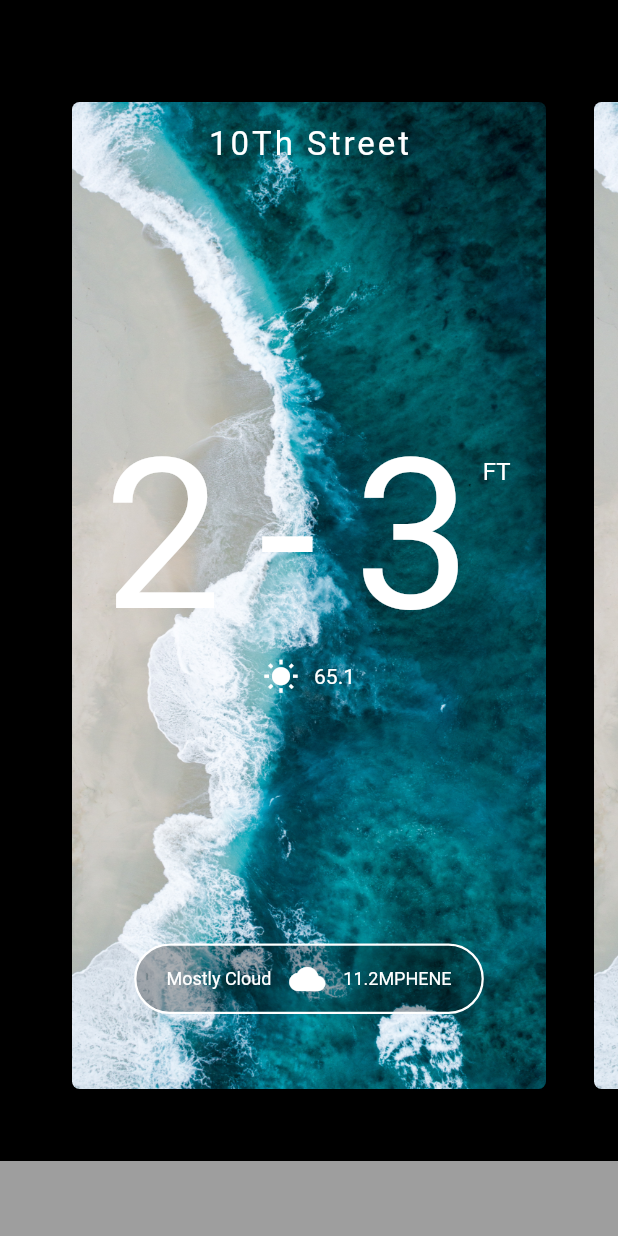
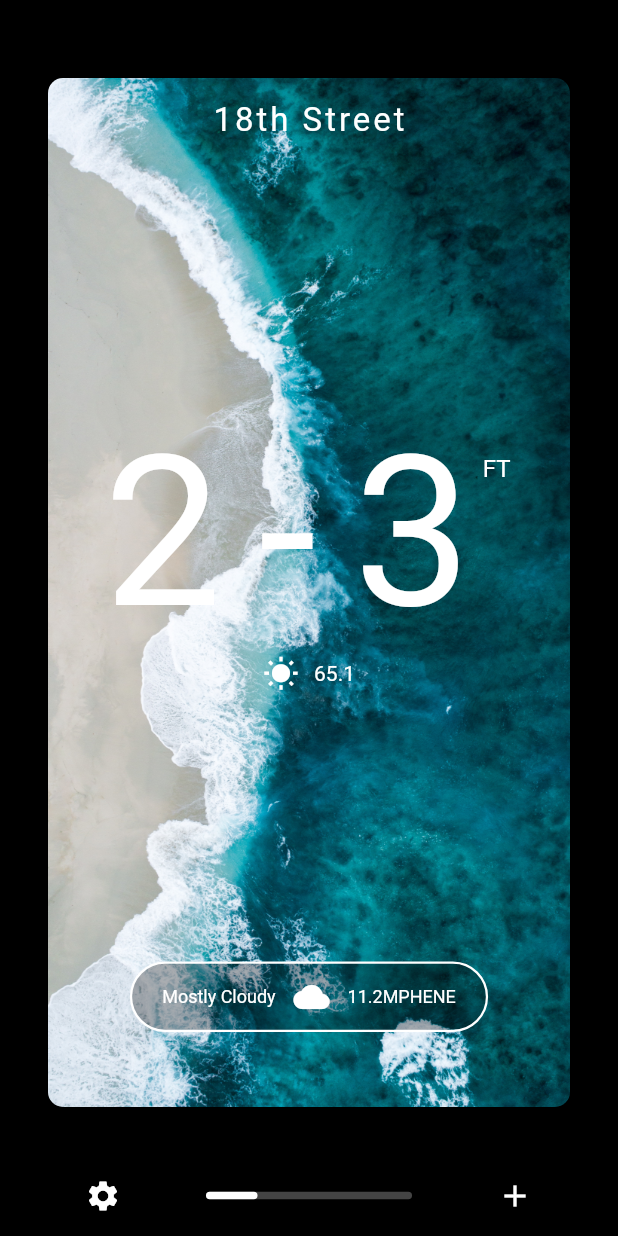
Before and after one commit to rookie-12/flipcards, a Flutter app: the screen it shows after launch, on a phone screen of 412 x 824 dp. Run offline on Flutter 3.47's test engine with Material 2 defaults, Android fonts, the phone set to English and light mode, and no system bars.

Commit message:
-- committed changes of parallax and bottom scroll bar -- wip in matrix perspective

```diff
--- a/lib/CardCarousel.dart
+++ b/lib/CardCarousel.dart
@@ -1,3 +1,6 @@
+import 'dart:ui';
+
+import 'package:flipcards/CardData.dart';
 import 'package:flutter/cupertino.dart';
 import 'package:flutter/material.dart';
 
@@ -7,6 +10,8 @@ class CardCarousel extends StatefulWidget {
 }
 
 class _CardCarouselState extends State<CardCarousel> {
+  double scrollPercent = 0.0;
+
   @override
   Widget build(BuildContext context) {
     return Column(
@@ -20,21 +25,29 @@ class _CardCarouselState extends State<CardCarousel> {
 
         Expanded(
           child: Padding(
-            padding: const EdgeInsets.all(32.0),
-            child: CardFlipper(),
+            padding: const EdgeInsets.all(16.0),
+            child: CardFlipper(
+                cards: demoCards,
+                onScroll: (double scrollPercent) {
+                  setState(() {
+                    this.scrollPercent = scrollPercent;
+                  });
+                }),
           ),
         ),
-        Container(
-          width: double.infinity,
-          height: 50.0,
-          color: Colors.grey,
-        )
+        BottomBar(scrollPercent: scrollPercent, cardCount: demoCards.length)
       ],
     );
   }
 }
 
 class Card extends StatelessWidget {
+  final CardViewModel cardViewModel;
+  final double parallaxPercent;
+
+  const Card({Key key, this.cardViewModel, this.parallaxPercent = 0.0})
+      : super(key: key);
+
   @override
   Widget build(BuildContext context) {
     return Stack(
@@ -42,11 +55,17 @@ class Card extends StatelessWidget {
       children: <Widget>[
         ClipRRect(
           borderRadius: BorderRadius.all(
-            Radius.circular(5.0),
+            Radius.circular(10.0),
           ),
-          child: Image.asset(
-            "assets/carousel_images/beach.jpg",
-            fit: BoxFit.cover,
+          child: FractionalTranslation(
+            translation: Offset(parallaxPercent * 2.0, 0.0),
+            child: OverflowBox(
+              maxWidth: double.infinity,
+              child: Image.asset(
+                cardViewModel.backdropAssetPath,
+                fit: BoxFit.cover,
+              ),
+            ),
           ),
         ),
         Column(
@@ -59,7 +78,7 @@ class Card extends StatelessWidget {
                 left: 20.0,
               ),
               child: Text(
-                "10Th Street",
+                cardViewModel.address,
                 style: TextStyle(
                   color: Colors.white,
                   fontSize: 22.0,
@@ -75,7 +94,7 @@ class Card extends StatelessWidget {
               crossAxisAlignment: CrossAxisAlignment.start,
               children: <Widget>[
                 Text(
-                  "2 - 3",
+                  '${cardViewModel.minHeightInFeet} - ${cardViewModel.maxHeightInFeet}',
                   style: TextStyle(
                     letterSpacing: -5.0,
                     color: Colors.white,
@@ -109,7 +128,7 @@ class Card extends StatelessWidget {
                     left: 10.0,
                   ),
                   child: Text(
-                    "65.1",
+                    cardViewModel.tempInDegrees.toString(),
                     style: TextStyle(
                       color: Colors.white,
                     ),
@@ -145,7 +164,7 @@ class Card extends StatelessWidget {
                     mainAxisSize: MainAxisSize.min,
                     children: <Widget>[
                       Text(
-                        "Mostly Cloud",
+                        cardViewModel.weatherType,
                         style: TextStyle(
                           color: Colors.white,
                           fontSize: 12.0,
@@ -162,7 +181,7 @@ class Card extends StatelessWidget {
                         ),
                       ),
                       Text(
-                        "11.2MPHENE",
+                        "${cardViewModel.windSpeedInMph}MPH${cardViewModel.cardinalDirection}",
                         style: TextStyle(
                           color: Colors.white,
                           fontSize: 12.0,
@@ -181,17 +200,55 @@ class Card extends StatelessWidget {
 }
 
 class CardFlipper extends StatefulWidget {
+  final List<CardViewModel> cards;
+  final Function(double scrollPercent) onScroll;
+
+  const CardFlipper({Key key, this.cards, this.onScroll}) : super(key: key);
+
   @override
   _CardFlipperState createState() => _CardFlipperState();
 }
 
-class _CardFlipperState extends State<CardFlipper> {
+class _CardFlipperState extends State<CardFlipper>
+    with TickerProviderStateMixin {
+  double scrollPercent = 0.0;
+  Offset startDrag;
+  double startDragPercentScroll;
+  double finishScrollStart;
+  double finishScrollEnd;
+  AnimationController finishScrollController;
+  int numCards;
+
+  @override
+  void initState() {
+    super.initState();
+    numCards = widget.cards.length;
+    finishScrollController = AnimationController(
+      duration: const Duration(milliseconds: 150),
+      vsync: this,
+    )..addListener(() {
+        setState(() {
+          scrollPercent = lerpDouble(
+              finishScrollStart, finishScrollEnd, finishScrollController.value);
+          if (widget.onScroll != null) {
+            widget.onScroll(scrollPercent);
+          }
+        });
+      });
+  }
+
+  @override
+  void dispose() {
+    super.dispose();
+  }
+
   @override
   Widget build(BuildContext context) {
     return GestureDetector(
       onHorizontalDragStart: _onHorizontalDragStart,
       onHorizontalDragUpdate: _onHorizontalDragUpdate,
       onHorizontalDragEnd: _onHorizontalDragEnd,
+      //get detection behind the widget too
       behavior: HitTestBehavior.translucent,
       child: Stack(
         children: _buildCards(),
@@ -200,27 +257,183 @@ class _CardFlipperState extends State<CardFlipper> {
   }
 
   List<Widget> _buildCards() {
-    return [
-      _buildCard(cardCount: 3, cardIndex: 0, scrollPercent: 0.0),
-      _buildCard(cardCount: 3, cardIndex: 1, scrollPercent: 0.0),
-      _buildCard(cardCount: 3, cardIndex: 2, scrollPercent: 0.0),
-    ];
+    int index = -1;
+    return widget.cards.map((CardViewModel cardViewModel) {
+      ++index;
+      return _buildCard(
+        cardCount: numCards,
+        cardIndex: index,
+        scrollPercent: scrollPercent,
+        viewModel: cardViewModel,
+      );
+    }).toList();
   }
 
-  Widget _buildCard({int cardIndex, int cardCount, double scrollPercent}) {
+  Widget _buildCard(
+      {int cardIndex,
+      int cardCount,
+      double scrollPercent,
+      CardViewModel viewModel}) {
     final cardScrollPercent = scrollPercent / (1 / cardCount);
+    final parallax = scrollPercent - (cardIndex / cardCount);
     return FractionalTranslation(
       translation: Offset(cardIndex - cardScrollPercent, 0.0),
       child: Padding(
         padding: EdgeInsets.all(16.0),
-        child: Card(),
+        child: Card(cardViewModel: viewModel, parallaxPercent: parallax),
       ),
     );
   }
 
-  void _onHorizontalDragUpdate(DragUpdateDetails details) {}
+  void _onHorizontalDragUpdate(DragUpdateDetails details) {
+    final currDrag = details.globalPosition;
+    //to calculate drag distance
+    final dragDistance = currDrag.dx - startDrag.dx;
+    //1 for 1 displacement
+    final singleCardDragPercent = dragDistance / context.size.width;
+    setState(() {
+      //before user started scrolling position
 
-  void _onHorizontalDragEnd(DragEndDetails details) {}
+      ///question
+      ///1. why it is negative?
+      ///2. what is clamp?
+      ///3. why 1/numcards?
 
-  void _onHorizontalDragStart(DragStartDetails details) {}
+      ///Answers
+      ///3. To avoid displacement of last card; //need details
+      ///2.
+
+      scrollPercent =
+          (startDragPercentScroll + (-singleCardDragPercent / numCards))
+              .clamp(0.0, 1.0 - (1 / numCards));
+
+      if (widget.onScroll != null) {
+        widget.onScroll(scrollPercent);
+      }
+    });
+  }
+
+  void _onHorizontalDragEnd(DragEndDetails details) {
+    finishScrollStart = scrollPercent;
+    finishScrollEnd = (scrollPercent * numCards).round() / numCards;
+    finishScrollController.forward(from: 0.0);
+    setState(() {
+      startDrag = null;
+      startDragPercentScroll = null;
+    });
+  }
+
+  void _onHorizontalDragStart(DragStartDetails details) {
+    startDrag = details.globalPosition;
+    //To record percent scroll when the user starts scrolling;
+    startDragPercentScroll = scrollPercent;
+  }
 }
+
+class BottomBar extends StatelessWidget {
+  final double scrollPercent;
+  final int cardCount;
+
+  const BottomBar({Key key, this.scrollPercent, this.cardCount})
+      : super(key: key);
+
+  @override
+  Widget build(BuildContext context) {
+    return Padding(
+      padding: const EdgeInsets.symmetric(vertical: 15.0),
+      child: Row(
+        children: <Widget>[
+          Expanded(
+            child: Icon(
+              Icons.settings,
+              color: Colors.white,
+            ),
+          ),
+          Expanded(
+            child: Container(
+              width: double.infinity,
+              height: 5.0,
+              child: ScrollIndicator(
+                cardCount: cardCount,
+                scrollPercent: scrollPercent,
+              ),
+            ),
+          ),
+          Expanded(
+            child: Icon(
+              Icons.add,
+              color: Colors.white,
+            ),
+          )
+        ],
+      ),
+    );
+  }
+}
+
+class ScrollIndicator extends StatelessWidget {
+  final int cardCount;
+  final double scrollPercent;
+
+  const ScrollIndicator({Key key, this.cardCount, this.scrollPercent: 0.0})
+      : super(key: key);
+
+  @override
+  Widget build(BuildContext context) {
+    return CustomPaint(
+      painter: ScrollIndicatorPainter(
+          cardCount: cardCount, scrollPercent: scrollPercent),
+      child: Container(),
+    );
+  }
+}
+
+class ScrollIndicatorPainter extends CustomPainter {
+  final int cardCount;
+  final double scrollPercent;
+  final Paint trackPaint;
+  final Paint thumbPaint;
+
+  ScrollIndicatorPainter({
+    this.cardCount,
+    this.scrollPercent,
+  })  : trackPaint = Paint()
+          ..color = const Color(0xFF444444)
+          ..style = PaintingStyle.fill,
+        thumbPaint = Paint()
+          ..color = Colors.white
+          ..style = PaintingStyle.fill;
+
+  @override
+  void paint(Canvas canvas, Size size) {
+    //Draw track
+    canvas.drawRRect(
+      RRect.fromRectAndCorners(
+        Rect.fromLTWH(0.0, 0.0, size.width, size.height),
+        topLeft: Radius.circular(3.0),
+        bottomRight: Radius.circular(3.0),
+        bottomLeft: Radius.circular(3.0),
+        topRight: Radius.circular(3.0),
+      ),
+      trackPaint,
+    );
+
+    //Draw thumb
+    final thumbWidth = size.width / cardCount;
+    final thumbLeft = scrollPercent * size.width;
+
+    canvas.drawRRect(
+      RRect.fromRectAndCorners(
+        Rect.fromLTWH(thumbLeft, 0.0, thumbWidth, size.height),
+        topLeft: Radius.circular(3.0),
+        bottomRight: Radius.circular(3.0),
+        bottomLeft: Radius.circular(3.0),
+        topRight: Radius.circular(3.0),
+      ),
+      thumbPaint,
+    );
+  }
+
+  @override
+  bool shouldRepaint(CustomPainter oldDelegate) => false;
+}
--- /dev/null
+++ b/lib/CardData.dart
@@ -0,0 +1,59 @@
+final List<CardViewModel> demoCards = [
+  CardViewModel(
+      backdropAssetPath: 'assets/carousel_images/beach.jpg',
+      address: '18th Street',
+      minHeightInFeet: 2,
+      maxHeightInFeet: 3,
+      tempInDegrees: 65.1,
+      weatherType: 'Mostly Cloudy',
+      windSpeedInMph: 11.2,
+      cardinalDirection: "ENE"),
+  CardViewModel(
+      backdropAssetPath: 'assets/carousel_images/canada.jpg',
+      address: '10th Street North\nTo 14th Street no..',
+      minHeightInFeet: 6,
+      maxHeightInFeet: 7,
+      tempInDegrees: 65.1,
+      weatherType: 'Rain',
+      windSpeedInMph: 11.2,
+      cardinalDirection: "ENE"),
+  CardViewModel(
+      backdropAssetPath: 'assets/carousel_images/mountain.jpg',
+      address: 'Bells Beach',
+      minHeightInFeet: 3,
+      maxHeightInFeet: 4,
+      tempInDegrees: 65.1,
+      weatherType: 'Rain',
+      windSpeedInMph: 11.2,
+      cardinalDirection: "ENE"),
+  CardViewModel(
+      backdropAssetPath: 'assets/carousel_images/rainy.jpg',
+      address: 'Bells Beach',
+      minHeightInFeet: 3,
+      maxHeightInFeet: 4,
+      tempInDegrees: 65.1,
+      weatherType: 'Rain',
+      windSpeedInMph: 11.2,
+      cardinalDirection: "ENE")
+];
+
+class CardViewModel {
+  final String backdropAssetPath;
+  final String address;
+  final int minHeightInFeet;
+  final int maxHeightInFeet;
+  final double tempInDegrees;
+  final String weatherType;
+  final double windSpeedInMph;
+  final String cardinalDirection;
+
+  CardViewModel(
+      {this.backdropAssetPath,
+      this.address,
+      this.minHeightInFeet,
+      this.maxHeightInFeet,
+      this.tempInDegrees,
+      this.weatherType,
+      this.windSpeedInMph,
+      this.cardinalDirection});
+}
```
